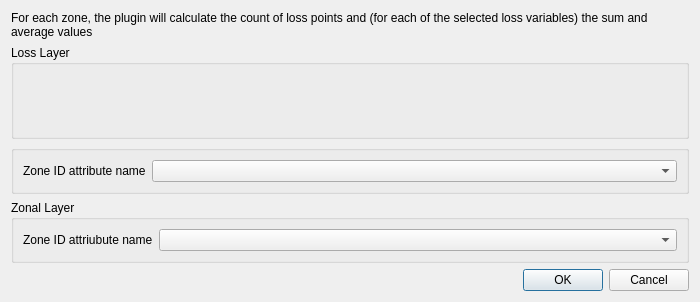
Qt form ui/ui_attribute_selection.ui (gem/oq-irmt-qgis) before a commit.
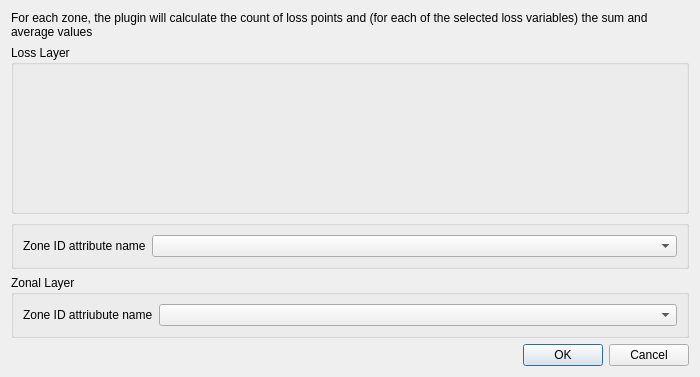
The same form after that commit. Custom widgets are drawn as their Qt base class.

Commit message: Higher dialog for loss aggregation

Patch:
```diff
--- a/ui/ui_attribute_selection.ui
+++ b/ui/ui_attribute_selection.ui
@@ -10,7 +10,7 @@
     <x>0</x>
     <y>0</y>
     <width>700</width>
-    <height>302</height>
+    <height>377</height>
    </rect>
   </property>
   <property name="windowTitle">
```
The commit also changes 1 other file.
